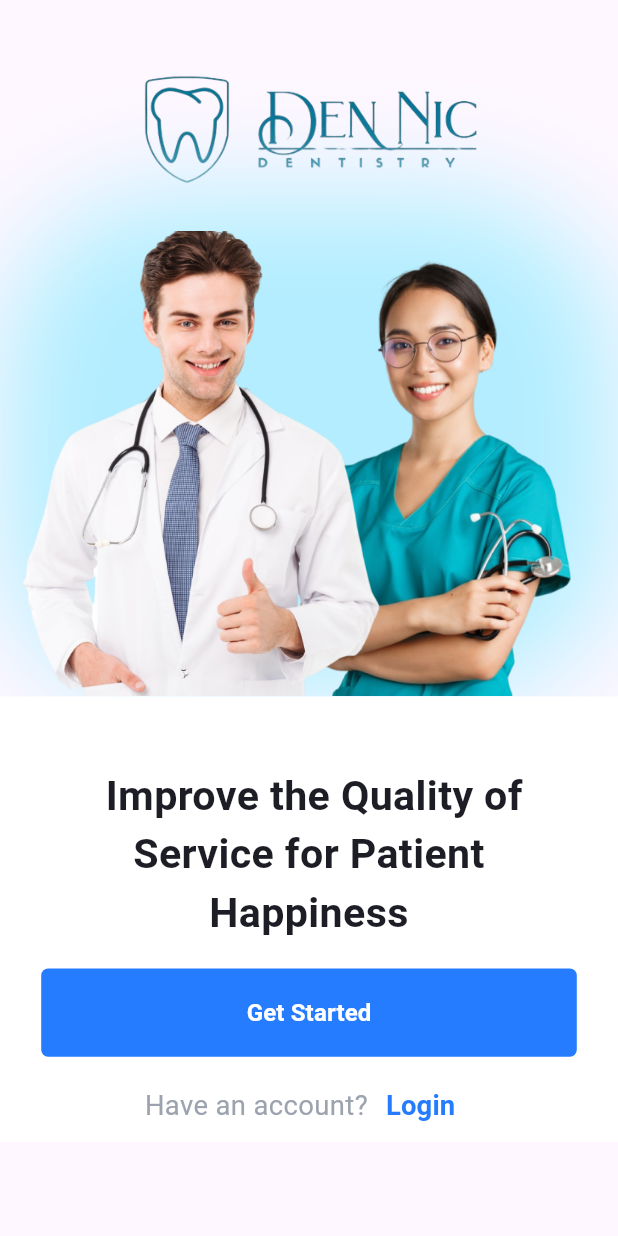
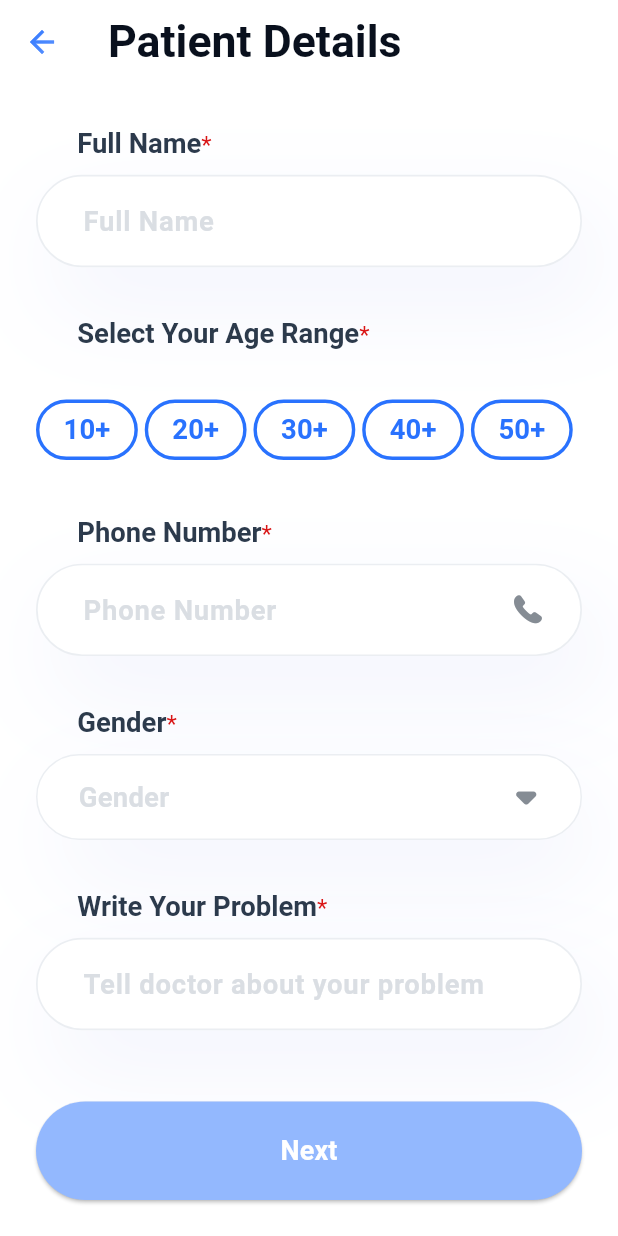
Before and after one commit to abdushukur77/dennic_project, a Flutter app: the screen it shows after launch, on a phone screen of 412 x 824 dp. Run offline on Flutter 3.47's test engine with Material 3 defaults, Android fonts, the light colour scheme and no system bars; our stand-ins replace animated_custom_dropdown, equatable, flutter_bloc, flutter_screenutil, flutter_svg, mask_text_input_formatter and 1 more; Roboto replaces fonts that are missing (Urbanist).

Commit message:
added patient details page one

```diff
--- a/lib/app/app.dart
+++ b/lib/app/app.dart
@@ -5,6 +5,8 @@
 import 'package:dennic_project/data/repositories/auth_repository.dart';
 import 'package:dennic_project/data/repositories/doctor_repository.dart';
 import 'package:dennic_project/screens/splash/splash_screen.dart';
+import 'package:dennic_project/screens/tab_box/appointment/appointmets_thrid_step.dart';
+import 'package:dennic_project/screens/tab_box/tab_box_screen.dart';
 import 'package:flutter/material.dart';
 import 'package:flutter/services.dart';
 import 'package:flutter_bloc/flutter_bloc.dart';
@@ -57,7 +59,7 @@
               home: child,
             );
           },
-          child: const SplashScreen(),
+          child: const AppointmentThirdScreen(),
         ),
       ),
     );
--- a/lib/main.dart
+++ b/lib/main.dart
@@ -5,5 +5,6 @@
 Future<void> main() async {
   WidgetsFlutterBinding.ensureInitialized();
    await StorageRepository.init();
+  // runApp(const App());
   runApp(const App());
 }
--- /dev/null
+++ b/lib/screens/tab_box/appointment/appointmets_thrid_step.dart
@@ -0,0 +1,439 @@
+import 'package:dennic_project/screens/top_doctor/widgets/category_items.dart';
+import 'package:dennic_project/utils/colors/app_colors.dart';
+import 'package:flutter/cupertino.dart';
+import 'package:flutter/material.dart';
+import 'package:flutter_screenutil/flutter_screenutil.dart';
+
+class AppointmentThirdScreen extends StatefulWidget {
+  const AppointmentThirdScreen({super.key});
+
+  @override
+  State<AppointmentThirdScreen> createState() => _AppointmentThirdScreenState();
+}
+
+class _AppointmentThirdScreenState extends State<AppointmentThirdScreen> {
+  int activeIndex = -1;
+  int actIndex = -1;
+
+  final List<String> ages = [
+    "10+",
+    "20+",
+    "30+",
+    "40+",
+    "50+",
+  ];
+
+  int? selectedGender;
+
+  @override
+  Widget build(BuildContext context) {
+    return Scaffold(
+      backgroundColor: Colors.white,
+      appBar: AppBar(
+        backgroundColor: Colors.white,
+        leading: IconButton(
+          onPressed: () {},
+          icon: ShaderMask(
+            shaderCallback: (Rect bounds) {
+              return const LinearGradient(
+                colors: <Color>[AppColors.c_2972FE, AppColors.c_6499FF],
+                begin: Alignment.topLeft,
+                end: Alignment.bottomRight,
+              ).createShader(bounds);
+            },
+            child: const Icon(
+              Icons.arrow_back,
+              color: Colors.white,
+            ),
+          ),
+        ),
+        title: Text(
+          "Patient Details",
+          style: TextStyle(
+            fontSize: 26.sp,
+            fontWeight: FontWeight.w600,
+            color: AppColors.c_09101D,
+          ),
+        ),
+      ),
+      body: Padding(
+        padding: const EdgeInsets.all(24.0),
+        child: Column(
+          crossAxisAlignment: CrossAxisAlignment.start,
+          children: [
+            Padding(
+              padding: EdgeInsets.only(left: 24.w, bottom: 8.h),
+              child: RichText(
+                text: TextSpan(
+                  children: [
+                    TextSpan(
+                      text: "Full Name",
+                      style: TextStyle(
+                        fontSize: 16.sp,
+                        fontWeight: FontWeight.w600,
+                        height: 1.5,
+                        color: AppColors.c_2C3A4B,
+                      ),
+                    ),
+                    TextSpan(
+                      text: "*",
+                      style: TextStyle(
+                        fontSize: 14.sp,
+                        color: const Color(0xFFDA1414),
+                      ),
+                    )
+                  ],
+                ),
+              ),
+            ),
+            Container(
+              decoration: BoxDecoration(
+                boxShadow: [
+                  BoxShadow(
+                    color: AppColors.c_5A6CEA.withOpacity(0.08),
+                    blurRadius: 50.r,
+                    offset: const Offset(12.0, 26.0),
+                    spreadRadius: 0,
+                  )
+                ],
+              ),
+              child: TextField(
+                decoration: InputDecoration(
+                  contentPadding: EdgeInsets.symmetric(
+                    horizontal: 24.w,
+                    vertical: 12.h,
+                  ),
+                  filled: true,
+                  fillColor: Colors.white,
+                  enabledBorder: OutlineInputBorder(
+                    borderRadius: BorderRadius.circular(100.r),
+                    borderSide: BorderSide(
+                      color: AppColors.c_EBEEF2,
+                      width: 1.w,
+                    ),
+                  ),
+                  focusedBorder: OutlineInputBorder(
+                    borderRadius: BorderRadius.circular(100.r),
+                    borderSide: BorderSide(
+                      color: AppColors.c_2972FE,
+                      width: 1.w,
+                    ),
+                  ),
+                  hintText: "Full Name",
+                  hintStyle: TextStyle(
+                    fontSize: 16.sp,
+                    fontWeight: FontWeight.w600,
+                    height: 1.5.h,
+                    color: const Color(0xFFDADEE3),
+                  ),
+                ),
+              ),
+            ),
+            SizedBox(
+              height: 24.h,
+            ),
+            Padding(
+              padding: EdgeInsets.only(left: 24.w, bottom: 8.h),
+              child: RichText(
+                text: TextSpan(
+                  children: [
+                    TextSpan(
+                      text: "Select Your Age Range",
+                      style: TextStyle(
+                        fontSize: 16.sp,
+                        fontWeight: FontWeight.w600,
+                        height: 1.5,
+                        color: AppColors.c_2C3A4B,
+                      ),
+                    ),
+                    TextSpan(
+                      text: "*",
+                      style: TextStyle(
+                        fontSize: 14.sp,
+                        color: const Color(0xFFDA1414),
+                      ),
+                    )
+                  ],
+                ),
+              ),
+            ),
+            SizedBox(
+              height: 16.h,
+            ),
+            Wrap(
+              spacing: 4.w,
+              children: [
+                ...List.generate(ages.length, (index) {
+                  return CategoryItems(
+                    title: ages[index],
+                    isSelected: actIndex == index,
+                    onTap: () {
+                      actIndex = index;
+                      setState(() {});
+                    },
+                  );
+                })
+              ],
+            ),
+            SizedBox(
+              height: 24.h,
+            ),
+            Padding(
+              padding: EdgeInsets.only(left: 24.w, bottom: 8.h),
+              child: RichText(
+                text: TextSpan(
+                  children: [
+                    TextSpan(
+                      text: "Phone Number",
+                      style: TextStyle(
+                        fontSize: 16.sp,
+                        fontWeight: FontWeight.w600,
+                        height: 1.5,
+                        color: AppColors.c_2C3A4B,
+                      ),
+                    ),
+                    TextSpan(
+                      text: "*",
+                      style: TextStyle(
+                        fontSize: 14.sp,
+                        color: const Color(0xFFDA1414),
+                      ),
+                    )
+                  ],
+                ),
+              ),
+            ),
+            Container(
+              decoration: BoxDecoration(
+                boxShadow: [
+                  BoxShadow(
+                    color: AppColors.c_5A6CEA.withOpacity(0.08),
+                    blurRadius: 50.r,
+                    offset: const Offset(12.0, 26.0),
+                    spreadRadius: 0,
+                  )
+                ],
+              ),
+              child: TextField(
+                keyboardType: TextInputType.phone,
+                decoration: InputDecoration(
+                  contentPadding: EdgeInsets.symmetric(
+                    horizontal: 24.w,
+                    vertical: 12.h,
+                  ),
+                  filled: true,
+                  fillColor: Colors.white,
+                  enabledBorder: OutlineInputBorder(
+                    borderRadius: BorderRadius.circular(100.r),
+                    borderSide: BorderSide(
+                      color: AppColors.c_EBEEF2,
+                      width: 1.w,
+                    ),
+                  ),
+                  focusedBorder: OutlineInputBorder(
+                    borderRadius: BorderRadius.circular(100.r),
+                    borderSide: BorderSide(
+                      color: AppColors.c_2972FE,
+                      width: 1.w,
+                    ),
+                  ),
+                  hintText: "Phone Number",
+                  hintStyle: TextStyle(
+                    fontSize: 16.sp,
+                    fontWeight: FontWeight.w600,
+                    height: 1.5.h,
+                    color: const Color(0xFFDADEE3),
+                  ),
+                  suffixIcon: const Padding(
+                    padding: EdgeInsets.only(right: 24),
+                    child: Icon(
+                      CupertinoIcons.phone_fill,
+                      color: AppColors.c_858C94,
+                    ),
+                  ),
+                ),
+              ),
+            ),
+            SizedBox(
+              height: 24.h,
+            ),
+            Padding(
+              padding: EdgeInsets.only(left: 24.w, bottom: 8.h),
+              child: RichText(
+                text: TextSpan(
+                  children: [
+                    TextSpan(
+                      text: "Gender",
+                      style: TextStyle(
+                        fontSize: 16.sp,
+                        fontWeight: FontWeight.w600,
+                        height: 1.5,
+                        color: AppColors.c_2C3A4B,
+                      ),
+                    ),
+                    TextSpan(
+                      text: "*",
+                      style: TextStyle(
+                        fontSize: 14.sp,
+                        color: const Color(0xFFDA1414),
+                      ),
+                    )
+                  ],
+                ),
+              ),
+            ),
+            Container(
+              width: double.infinity,
+              height: 48.h,
+              decoration: BoxDecoration(
+                color: Colors.white,
+                border: Border.all(
+                  color: AppColors.c_EBEEF2,
+                  width: 1,
+                ),
+                borderRadius: BorderRadius.circular(100.r),
+                boxShadow: [
+                  BoxShadow(
+                    color: AppColors.c_5A6CEA.withOpacity(0.08),
+                    blurRadius: 50.r,
+                    offset: const Offset(12.0, 26.0),
+                    spreadRadius: 0,
+                  ),
+                ],
+              ),
+              child: DropdownButtonHideUnderline(
+                child: DropdownButton(
+                  value: selectedGender,
+                  alignment: Alignment.center,
+                  borderRadius: BorderRadius.circular(15.r),
+                  dropdownColor: Colors.white,
+                  padding: EdgeInsets.only(left: 24.w, right: 12.w),
+                  icon: const Icon(
+                    Icons.arrow_drop_down_rounded,
+                    color: AppColors.c_858C94,
+                  ),
+                  iconSize: 45,
+                  hint: Text(
+                    "Gender",
+                    style: TextStyle(
+                      fontSize: 16.sp,
+                      fontWeight: FontWeight.w600,
+                      height: 1.5.h,
+                      color: const Color(0xFFDADEE3),
+                    ),
+                  ),
+                  items: const [
+                    DropdownMenuItem(
+                      value: 1,
+                      child: Text("Male"),
+                    ),
+                    DropdownMenuItem(
+                      value: 2,
+                      child: Text("Female"),
+                    ),
+                  ],
+                  onChanged: (value) {
+                    selectedGender = value;
+                    setState(() {});
+                  },
+                ),
+              ),
+            ),
+            SizedBox(
+              height: 24.h,
+            ),
+            Padding(
+              padding: EdgeInsets.only(left: 24.w, bottom: 8.h),
+              child: RichText(
+                text: TextSpan(
+                  children: [
+                    TextSpan(
+                      text: "Write Your Problem",
+                      style: TextStyle(
+                        fontSize: 16.sp,
+                        fontWeight: FontWeight.w600,
+                        height: 1.5,
+                        color: AppColors.c_2C3A4B,
+                      ),
+                    ),
+                    TextSpan(
+                      text: "*",
+                      style: TextStyle(
+                        fontSize: 14.sp,
+                        color: const Color(0xFFDA1414),
+                      ),
+                    )
+                  ],
+                ),
+              ),
+            ),
+            Container(
+              decoration: BoxDecoration(
+                boxShadow: [
+                  BoxShadow(
+                    color: AppColors.c_5A6CEA.withOpacity(0.08),
+                    blurRadius: 50.r,
+                    offset: const Offset(12.0, 26.0),
+                    spreadRadius: 0,
+                  )
+                ],
+              ),
+              child: SizedBox(
+                child: TextField(
+                  decoration: InputDecoration(
+                    contentPadding: EdgeInsets.symmetric(
+                      horizontal: 24.w,
+                      vertical: 12.h,
+                    ),
+                    filled: true,
+                    fillColor: Colors.white,
+                    enabledBorder: OutlineInputBorder(
+                      borderRadius: BorderRadius.circular(100.r),
+                      borderSide: BorderSide(
+                        color: AppColors.c_EBEEF2,
+                        width: 1.w,
+                      ),
+                    ),
+                    focusedBorder: OutlineInputBorder(
+                      borderRadius: BorderRadius.circular(100.r),
+                      borderSide: BorderSide(
+                        color: AppColors.c_2972FE,
+                        width: 1.w,
+                      ),
+                    ),
+                    hintText: "Tell doctor about your problem",
+                    hintStyle: TextStyle(
+                      fontSize: 16.sp,
+                      fontWeight: FontWeight.w600,
+                      height: 1.5.h,
+                      color: const Color(0xFFDADEE3),
+                    ),
+                  ),
+                ),
+              ),
+            ),
+            const Spacer(),
+            SizedBox(
+              width: double.infinity,
+              height: 55.h,
+              child: ElevatedButton(
+                onPressed: () {},
+                style: ElevatedButton.styleFrom(
+                  backgroundColor: const Color(0xFF93B8FE),
+                ),
+                child: const Text(
+                  "Next",
+                  style: TextStyle(
+                    fontSize: 18,
+                    fontWeight: FontWeight.w600,
+                    color: Colors.white,
+                  ),
+                ),
+              ),
+            )
+          ],
+        ),
+      ),
+    );
+  }
+}
```
Also changed, not shown: pubspec.lock.
